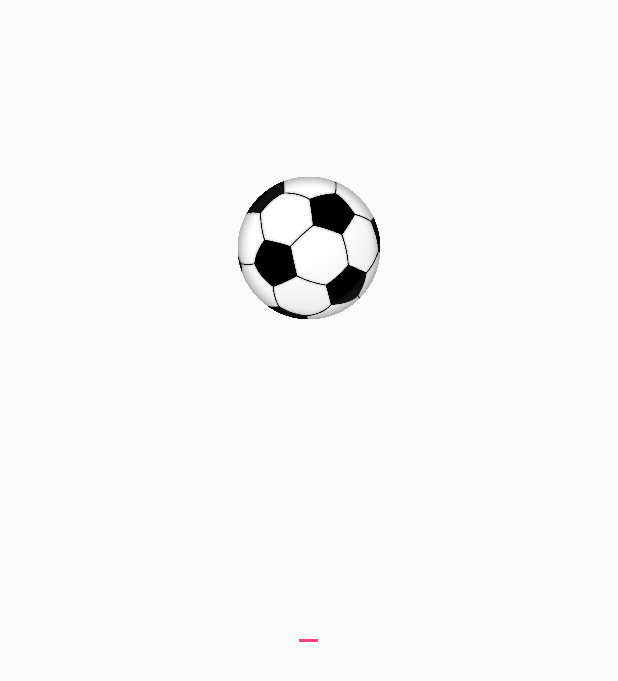
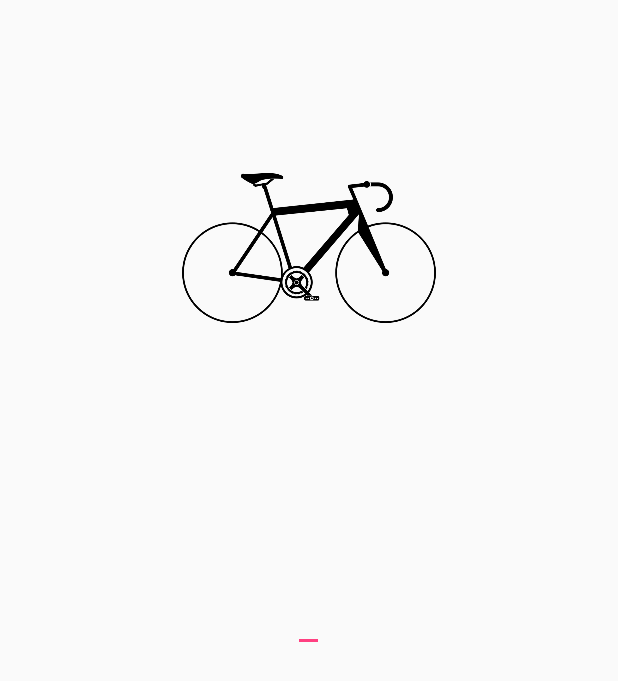
Before and after one commit to cyfra/MyLockScreen, an Android app: the screen it shows after launch (MainActivity), on a phone screen of 412 x 824 dp. Shown: the top 681 px of the screen. Run offline under Robolectric (Android 15) with nearby library versions, the phone set to English and light mode, and no system bars.

Commit message:
moved random to base class.
disabled keyboard suggestions

small cleanups in main activity (using onResume instead of onCreate)

```diff
--- a/app/src/main/java/com/example/michalski/mylockscreen/MainActivity.java
+++ b/app/src/main/java/com/example/michalski/mylockscreen/MainActivity.java
@@ -18,6 +18,7 @@ import android.support.v7.app.AppCompatActivity;
 import android.support.v7.widget.Toolbar;
 import android.text.Editable;
 import android.text.TextWatcher;
+import android.util.Log;
 import android.view.View;
 import android.view.Menu;
 import android.view.MenuItem;
@@ -32,6 +33,7 @@ import java.util.Random;
 
 
 public class MainActivity extends AppCompatActivity {
+    private final static String TAG = "MainActivity";
 
     private ComponentName mComponentName;
     private static final int ADMIN_INTENT = 15;
@@ -48,8 +50,8 @@ public class MainActivity extends AppCompatActivity {
         possibleQuestions.Init(this);
 
         makeFullScreen();
-        startService(new Intent(this,LockScreenService.class));
-        mDevicePolicyManager = (DevicePolicyManager)getSystemService(
+        startService(new Intent(this, LockScreenService.class));
+        mDevicePolicyManager = (DevicePolicyManager) getSystemService(
                 Context.DEVICE_POLICY_SERVICE);
         mComponentName = new ComponentName(this, MyAdminReceiver.class);
         if (!mDevicePolicyManager.isAdminActive(mComponentName)) {
@@ -58,11 +60,26 @@ public class MainActivity extends AppCompatActivity {
             intent.putExtra(DevicePolicyManager.EXTRA_ADD_EXPLANATION, "To run the block");
             startActivityForResult(intent, ADMIN_INTENT);
         }
+        Log.i(TAG, "On create finished");
+    }
 
+    @Override
+    protected void onStart() {
+        super.onStart();
+        Log.i(TAG, "On start");
+    }
+
+    @Override
+    protected void onResume() {
+        Log.i(TAG, "On resume");
+        super.onResume();
+        possibleQuestions.Init(this);
         wasSuccessful = false;
-        possibleQuestions.Execute(this, new PossibleAnswers() {
+        Random r = new Random();
+        possibleQuestions.Execute(this, r.nextInt(1<<10), new PossibleAnswers() {
             @Override
             public void Correct() {
+                Log.i(TAG, "Correct");
                 wasSuccessful = true;
                 ToneGenerator toneG = new ToneGenerator(AudioManager.STREAM_ALARM, 100);
                 toneG.startTone(ToneGenerator.TONE_CDMA_LOW_L, 60);
--- a/app/src/main/java/com/example/michalski/mylockscreen/PossibleQuestions.java
+++ b/app/src/main/java/com/example/michalski/mylockscreen/PossibleQuestions.java
@@ -4,5 +4,6 @@ import android.support.v7.app.AppCompatActivity;
 
 interface PossibleQuestions {
     void Init(AppCompatActivity activity);
-    void Execute(AppCompatActivity activity, final PossibleAnswers answers);
+    // randomNumber: between 0 and 1<<10
+    void Execute(AppCompatActivity activity, int randomNumber, final PossibleAnswers answers);
 }
--- a/app/src/main/java/com/example/michalski/mylockscreen/SimpleAddOrDelete.java
+++ b/app/src/main/java/com/example/michalski/mylockscreen/SimpleAddOrDelete.java
@@ -14,14 +14,18 @@ class SimpleAddOrDelete implements PossibleQuestions{
     MyOperation operation;
     public void Init(AppCompatActivity activity) {
         activity.setContentView(R.layout.activity_main);
-        Random r = new Random();
-        first = r.nextInt(5) + 1;
+    }
+
+    // Uses bottom 6 bits from random number.
+    public void Execute(AppCompatActivity activity, int randomNumber, final PossibleAnswers answers) {
+        first = randomNumber % 8;
+
         String operationChar;
         //if (r.nextInt(2) == 0) {
-            operation = MyOperation.ADD;
-            second = r.nextInt(5) + 1;
-            result = first + second;
-            operationChar = "+";
+        operation = MyOperation.ADD;
+        second = (randomNumber >> 3) % 8;
+        result = first + second;
+        operationChar = "+";
         /*} else {
             operation = MyOperation.SUBTRACT;
             second = r.nextInt(first + 1);
@@ -31,9 +35,7 @@ class SimpleAddOrDelete implements PossibleQuestions{
         ((TextView)activity.findViewById(R.id.firstPart)).setText(Integer.toString(first));
         ((TextView)activity.findViewById(R.id.secondPart)).setText(Integer.toString(second));
         ((TextView)activity.findViewById(R.id.operationPart)).setText(operationChar);
-    }
 
-    public void Execute(AppCompatActivity activity, final PossibleAnswers answers) {
         final EditText resultText = (EditText)activity.findViewById(R.id.resultText);
         assert resultText != null;
         resultText.addTextChangedListener(new TextWatcher() {
--- a/app/src/main/java/com/example/michalski/mylockscreen/TypeText.java
+++ b/app/src/main/java/com/example/michalski/mylockscreen/TypeText.java
@@ -3,12 +3,13 @@ package com.example.michalski.mylockscreen;
 import android.support.v7.app.AppCompatActivity;
 import android.text.Editable;
 import android.text.TextWatcher;
+import android.util.Log;
 import android.widget.EditText;
 import android.widget.ImageView;
 
-import java.util.Random;
+public class TypeText implements PossibleQuestions {
+    private final static String TAG = "TypeText";
 
-public class TypeText implements PossibleQuestions {
     Pictures pictures;
     @Override
     public void Init(AppCompatActivity activity) {
@@ -17,11 +18,11 @@ public class TypeText implements PossibleQuestions {
     }
 
     @Override
-    public void Execute(AppCompatActivity activity, final PossibleAnswers answers) {
-        Random r = new Random();
-        final String selected_key = pictures.pictures_keys.get(r.nextInt(pictures.pictures_keys.size()));
+    public void Execute(AppCompatActivity activity, int randomNumber, final PossibleAnswers answers) {
+        final String selected_key = pictures.pictures_keys.get(randomNumber % pictures.pictures_keys.size());
         ImageView view = (ImageView)activity.findViewById(R.id.imageView);
         view.setImageResource(pictures.pictures.get(selected_key));
+        Log.i(TAG, "Starting execute");
 
         final EditText resultText = (EditText)activity.findViewById(R.id.imageName);
         resultText.addTextChangedListener(new TextWatcher() {
@@ -42,7 +43,5 @@ public class TypeText implements PossibleQuestions {
                 }
             }
         });
-
-        answers.Correct();
     }
 }
--- a/app/src/main/res/layout/type_answer.xml
+++ b/app/src/main/res/layout/type_answer.xml
@@ -34,6 +34,7 @@
         android:id="@+id/imageName"
         android:layout_centerVertical="true"
         android:layout_centerHorizontal="true"
+        android:inputType="textNoSuggestions"
         android:text="" />
 </RelativeLayout>
 </android.support.design.widget.CoordinatorLayout>
```
